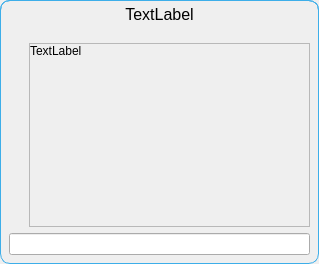
TheCodingJsoftware/Invigo, file ui/input_dialog.ui: the form before one commit.
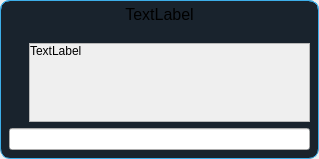
The form after the commit.

Diff of the .ui file:
```diff
--- a/ui/input_dialog.ui
+++ b/ui/input_dialog.ui
@@ -7,7 +7,7 @@
     <x>0</x>
     <y>0</y>
     <width>319</width>
-    <height>264</height>
+    <height>159</height>
    </rect>
   </property>
   <property name="windowTitle">
@@ -44,6 +44,7 @@
 	border-top-right-radius:10px;
 	border-bottom-right-radius:10px;
 	border: 1px solid  #3daee9;
+	background-color: #19232D;
 }</string>
      </property>
      <layout class="QVBoxLayout" name="verticalLayout_3" stretch="0,0">
@@ -146,7 +147,7 @@
                <x>0</x>
                <y>0</y>
                <width>269</width>
-               <height>174</height>
+               <height>69</height>
               </rect>
              </property>
              <layout class="QVBoxLayout" name="verticalLayout_4">
```
